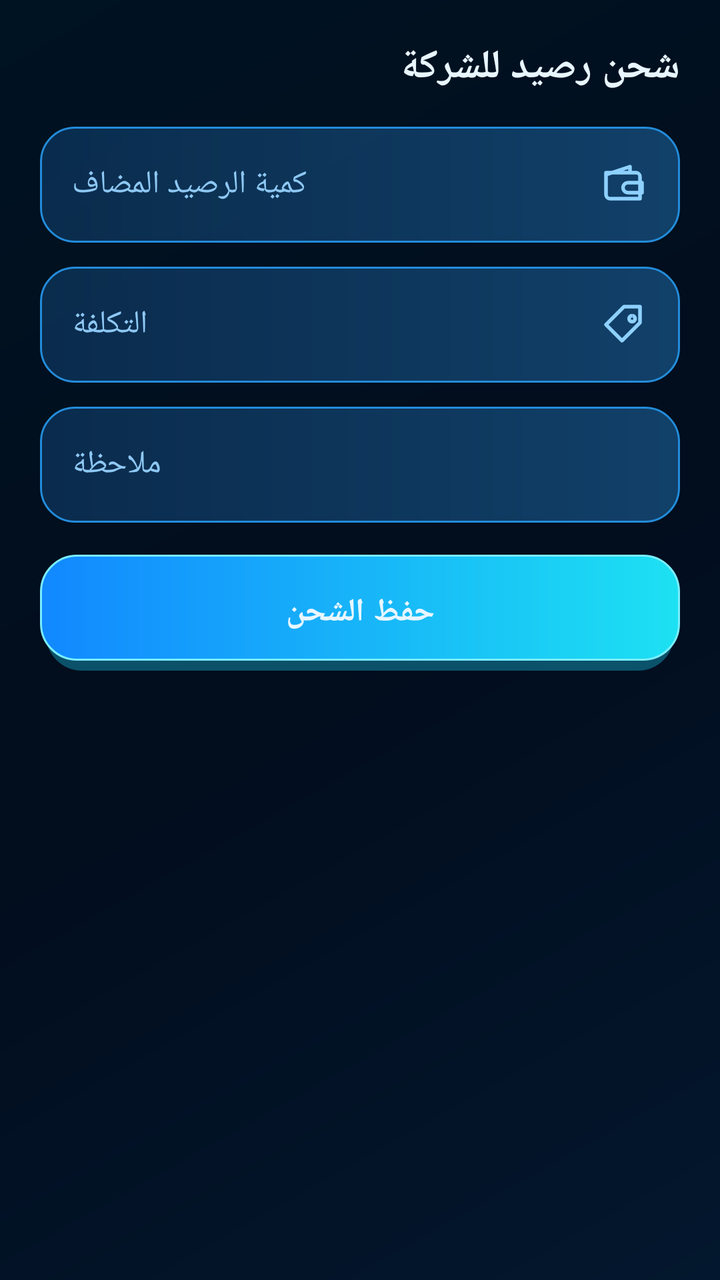
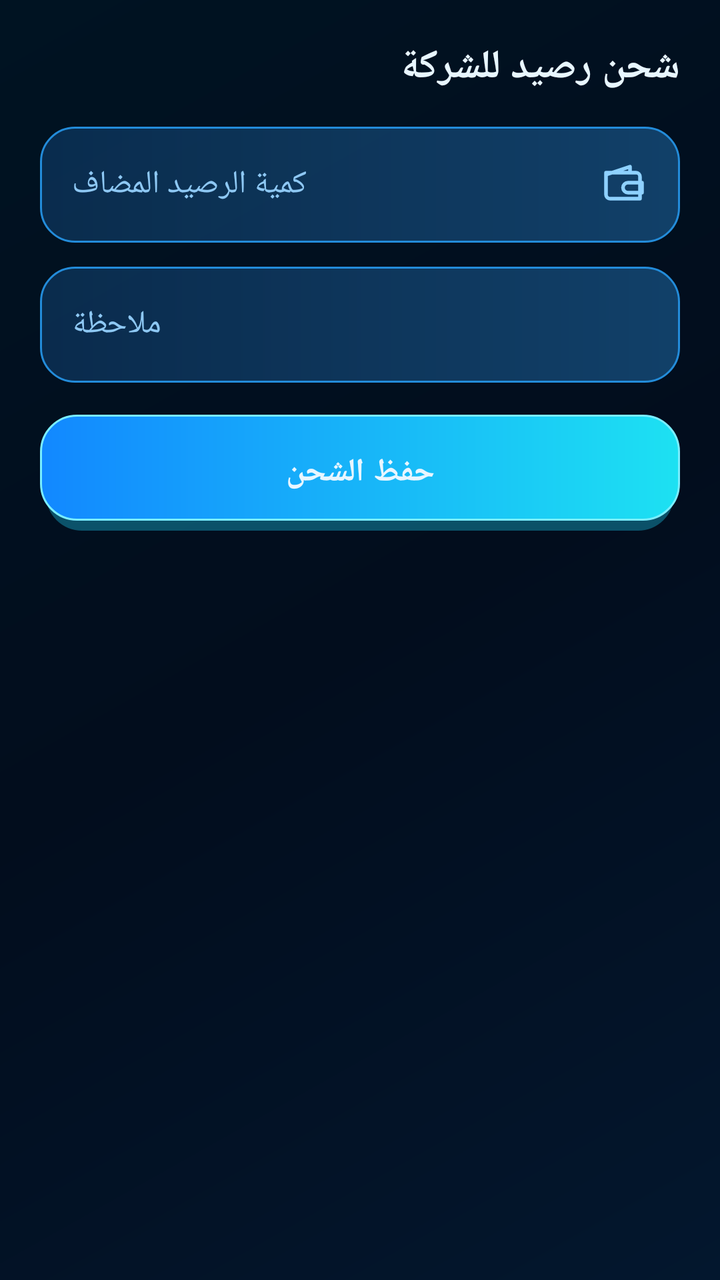

Screens rendered from an Android XML layout before and after an edit, with the pre-edit source and the edit as a unified diff.
<!-- AndroidManifest.xml: application theme Theme.TransferApp -->
<!-- res/layout/dialog_company_charge.xml -->
﻿<?xml version="1.0" encoding="utf-8"?>
<LinearLayout xmlns:android="http://schemas.android.com/apk/res/android"
    android:layout_width="match_parent"
    android:layout_height="wrap_content"
    android:background="@android:color/transparent"
    android:layoutDirection="rtl"
    android:orientation="vertical"
    android:padding="20dp">

    <TextView
        android:id="@+id/tv_charge_title"
        style="@style/DialogTitle"
        android:layout_width="match_parent"
        android:layout_height="wrap_content"
        android:text="شحن رصيد للشركة" />

    <EditText
        android:id="@+id/input_charge_amount"
        style="@style/AppField"
        android:layout_width="match_parent"
        android:layout_marginBottom="12dp"
        android:drawableStart="@drawable/ic_wallet"
        android:hint="كمية الرصيد المضاف"
        android:inputType="number" />

    <EditText
        android:id="@+id/input_charge_cost"
        style="@style/AppField"
        android:layout_width="match_parent"
        android:layout_marginBottom="12dp"
        android:drawableStart="@drawable/ic_tag"
        android:hint="التكلفة"
        android:inputType="number" />

    <EditText
        android:id="@+id/input_charge_note"
        style="@style/AppField"
        android:layout_width="match_parent"
        android:layout_marginBottom="16dp"
        android:hint="ملاحظة" />

    <androidx.appcompat.widget.AppCompatButton
        android:id="@+id/btn_save_charge"
        style="@style/AppButton.Primary"
        android:layout_width="match_parent"
        android:text="حفظ الشحن" />
</LinearLayout>
<!-- resources referenced by this layout -->
<resources>
  <!-- drawable ic_tag (drawable) -->
  <?xml version="1.0" encoding="utf-8"?>
  <vector xmlns:android="http://schemas.android.com/apk/res/android"
      android:width="24dp"
      android:height="24dp"
      android:viewportWidth="24"
      android:viewportHeight="24">
      <path
          android:fillColor="@android:color/transparent"
          android:strokeColor="#8ED1FF"
          android:strokeWidth="1.8"
          android:strokeLineJoin="round"
          android:pathData="M3,12l9,-9h8v8l-9,9zM16,7.5a1.5,1.5 0,1 0,0.1 0" />
  </vector>
  <!-- drawable ic_wallet (drawable) -->
  <?xml version="1.0" encoding="utf-8"?>
  <vector xmlns:android="http://schemas.android.com/apk/res/android"
      android:width="24dp"
      android:height="24dp"
      android:viewportWidth="24"
      android:viewportHeight="24">
      <path
          android:fillColor="@android:color/transparent"
          android:strokeColor="#8ED1FF"
          android:strokeWidth="1.8"
          android:strokeLineJoin="round"
          android:pathData="M3,6h15a2,2 0,0 1,2 2v11H5a2,2 0,0 1,-2 -2zM3,7l12,-4v3M14,11h7v5h-7a2.5,2.5 0,0 1,0 -5z" />
  </vector>
  <style name="AppButton.Primary">
          <item name="android:background">@drawable/bg_button_primary</item>
      </style>
  <style name="AppField">
          <item name="android:layout_height">58dp</item>
          <item name="android:background">@drawable/bg_field</item>
          <item name="android:textColor">@color/text_primary</item>
          <item name="android:textColorHint">@color/text_secondary</item>
          <item name="android:textSize">16sp</item>
          <item name="android:paddingStart">16dp</item>
          <item name="android:paddingEnd">16dp</item>
          <item name="android:drawablePadding">12dp</item>
          <item name="android:gravity">center_vertical|end</item>
          <item name="android:textDirection">rtl</item>
      </style>
  <style name="DialogTitle">
          <item name="android:textColor">@color/text_primary</item>
          <item name="android:textSize">20sp</item>
          <item name="android:textStyle">bold</item>
          <item name="android:layout_marginBottom">16dp</item>
      </style>
  <!-- drawable bg_field (drawable) -->
  <?xml version="1.0" encoding="utf-8"?>
  <shape xmlns:android="http://schemas.android.com/apk/res/android"
      android:shape="rectangle">
      <corners android:radius="17dp" />
      <gradient
          android:angle="0"
          android:startColor="#CF0B3157"
          android:endColor="#D0144B79" />
      <stroke
          android:width="1dp"
          android:color="#238CDA" />
  </shape>
  <color name="text_primary">#E8F6FF</color>
  <color name="text_secondary">#8EC8F4</color>
  <color name="colorPrimary">#20D8FF</color>
  <color name="colorPrimaryDark">#128BFF</color>
  <color name="cyan">#20D8FF</color>
  <color name="background">#020D1D</color>
  <!-- drawable bg_screen (drawable) -->
  <?xml version="1.0" encoding="utf-8"?>
  <shape xmlns:android="http://schemas.android.com/apk/res/android"
      android:shape="rectangle">
      <gradient
          android:angle="135"
          android:startColor="#03172E"
          android:centerColor="#020D1D"
          android:endColor="#001322" />
  </shape>
  <!-- drawable bg_panel (drawable) -->
  <?xml version="1.0" encoding="utf-8"?>
  <shape xmlns:android="http://schemas.android.com/apk/res/android"
      android:shape="rectangle">
      <corners android:radius="20dp" />
      <gradient
          android:angle="135"
          android:startColor="#B20A2948"
          android:endColor="#A2041930" />
      <stroke
          android:width="1dp"
          android:color="#3E91D8" />
  </shape>
  <style name="DialogBarButton" parent="Widget.AppCompat.Button.Borderless">
          <item name="android:textColor">@color/cyan</item>
          <item name="android:textAllCaps">false</item>
          <item name="android:textSize">16sp</item>
          <item name="android:textStyle">bold</item>
      </style>
  <!-- unchanged entries left out for length: 3 -->
</resources>

<!-- the commit's change to res/layout/dialog_company_charge.xml (unified diff, before → after) -->
@@ -24,15 +24,6 @@
         android:inputType="number" />
 
     <EditText
-        android:id="@+id/input_charge_cost"
-        style="@style/AppField"
-        android:layout_width="match_parent"
-        android:layout_marginBottom="12dp"
-        android:drawableStart="@drawable/ic_tag"
-        android:hint="التكلفة"
-        android:inputType="number" />
-
-    <EditText
         android:id="@+id/input_charge_note"
         style="@style/AppField"
         android:layout_width="match_parent"
<!-- resource entries referenced after the edit -->
@@ -1,19 +1,5 @@
 <!-- resources referenced by this layout -->
 <resources>
-  <!-- drawable ic_tag (drawable) -->
-  <?xml version="1.0" encoding="utf-8"?>
-  <vector xmlns:android="http://schemas.android.com/apk/res/android"
-      android:width="24dp"
-      android:height="24dp"
-      android:viewportWidth="24"
-      android:viewportHeight="24">
-      <path
-          android:fillColor="@android:color/transparent"
-          android:strokeColor="#8ED1FF"
-          android:strokeWidth="1.8"
-          android:strokeLineJoin="round"
-          android:pathData="M3,12l9,-9h8v8l-9,9zM16,7.5a1.5,1.5 0,1 0,0.1 0" />
-  </vector>
   <!-- drawable ic_wallet (drawable) -->
   <?xml version="1.0" encoding="utf-8"?>
   <vector xmlns:android="http://schemas.android.com/apk/res/android"
